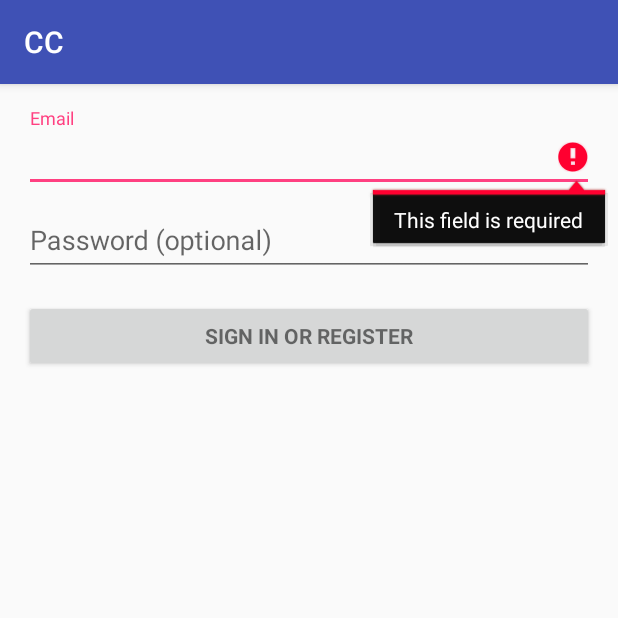
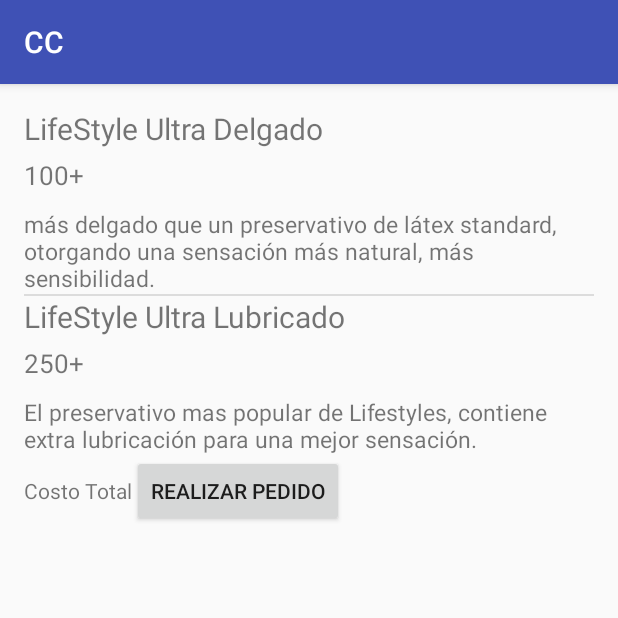
Before and after one commit to nikopain/condoneschile, an Android app: the screen it shows after launch (LoginActivity before the commit, CarritoActivity after it), after a tap on "SIGN IN OR REGISTER", on a phone screen of 412 x 824 dp, the top half of it. Run offline under Robolectric (Android 15) with nearby library versions, the phone set to English and light mode, and no system bars; 2 statements that could not run were skipped.

Commit message:
Implemented List View Carrito

```diff
--- a/app/build.gradle
+++ b/app/build.gradle
@@ -2,7 +2,7 @@
 
 android {
     compileSdkVersion 23
-    buildToolsVersion "24.0.0 rc2"
+    buildToolsVersion "23.0.1"
 
     defaultConfig {
         applicationId "usm.cc"
--- a/app/src/main/AndroidManifest.xml
+++ b/app/src/main/AndroidManifest.xml
@@ -22,6 +22,9 @@
                 <category android:name="android.intent.category.LAUNCHER" />
             </intent-filter>
         </activity>
+        <activity android:name=".CarritoActivity" />
+        <activity android:name=".ListaProductoActivity" />
+        <activity android:name=".ConfiguracionActivity"></activity>
     </application>
 
 </manifest>
--- /dev/null
+++ b/app/src/main/java/usm/cc/Adapters/CondomListAdapter.java
@@ -0,0 +1,48 @@
+package usm.cc.Adapters;
+
+import android.content.Context;
+import android.view.LayoutInflater;
+import android.view.View;
+import android.view.ViewGroup;
+import android.widget.ArrayAdapter;
+import android.widget.TextView;
+
+import usm.cc.Model.Condom;
+import usm.cc.R;
+
+/**
+ * Created by niko on 12/04/2016.
+ */
+public class CondomListAdapter extends ArrayAdapter<Condom> {
+    private final Context context;
+    private final Condom[] condoms;
+
+    public CondomListAdapter(Context context, Condom[] condoms) {
+        super(context, -1, condoms);
+        this.context=context;
+        this.condoms=condoms;
+    }
+
+    @Override
+    public View getView(int position, View convertView, ViewGroup parent) {
+
+        LayoutInflater inflater = (LayoutInflater) context
+                .getSystemService(Context.LAYOUT_INFLATER_SERVICE);
+
+        View rowView = inflater.inflate(R.layout.row_condom_carrito, parent, false);
+
+        TextView nameTextView = (TextView) rowView.findViewById(R.id.textViewRowName);
+        TextView descriptionTextView = (TextView) rowView.findViewById(R.id.textViewRowDescriptionn);
+        TextView stockTextView = (TextView) rowView.findViewById(R.id.textViewRowStock);
+        //El costo debe estar en la lista de productos
+      //  TextView costTextView = (TextView) rowView.findViewById(R.id.textViewDescripcionCurso);
+
+        nameTextView.setText(condoms[position].getName());
+        descriptionTextView.setText(condoms[position].getDescription());
+        stockTextView.setText(condoms[position].getStock());
+      //  costTextView.setText(condoms[position].getCost());
+
+
+        return rowView;
+    }
+}
--- /dev/null
+++ b/app/src/main/java/usm/cc/CarritoActivity.java
@@ -0,0 +1,64 @@
+package usm.cc;
+
+import android.support.v7.app.AppCompatActivity;
+import android.os.Bundle;
+import android.view.View;
+import android.widget.AdapterView;
+import android.widget.ListView;
+
+import java.util.ArrayList;
+
+import usm.cc.Adapters.CondomListAdapter;
+import usm.cc.Model.Condom;
+
+public class CarritoActivity extends AppCompatActivity {
+
+    ArrayList<Condom> listaProductos = new ArrayList<Condom>();
+
+
+    @Override
+    protected void onCreate(Bundle savedInstanceState) {
+        super.onCreate(savedInstanceState);
+        setContentView(R.layout.activity_carrito);
+        getCondoms();
+        setListCondoms();
+
+    }
+
+    private void getCondoms() {
+
+        Condom condom = new Condom();
+
+        condom.setName("LifeStyle Ultra Delgado");
+
+        condom.setStock("100+");
+
+        condom.setDescription("más delgado que un preservativo de látex standard, otorgando una sensación más natural, más sensibilidad.");
+
+        listaProductos.add(condom);
+
+        condom = new Condom();
+
+        condom.setName("LifeStyle Ultra Lubricado");
+
+        condom.setStock("250+");
+
+        condom.setDescription("El preservativo mas popular de Lifestyles, contiene extra lubricación para una mejor sensación.");
+
+        listaProductos.add(condom);
+    }
+
+    public void setListCondoms(){
+
+        ListView listViewRamos = (ListView) findViewById(R.id.listViewCondoms);
+        Condom[] condomsArray = listaProductos.toArray(new Condom[0]);
+
+        listViewRamos.setAdapter(new CondomListAdapter(this, condomsArray));
+
+        listViewRamos.setOnItemClickListener(new AdapterView.OnItemClickListener() {
+            @Override
+            public void onItemClick(AdapterView<?> adapterView, View view, int i, long l) {
+            }
+        });
+    }
+}
--- /dev/null
+++ b/app/src/main/java/usm/cc/ConfiguracionActivity.java
@@ -0,0 +1,13 @@
+package usm.cc;
+
+import android.support.v7.app.AppCompatActivity;
+import android.os.Bundle;
+
+public class ConfiguracionActivity extends AppCompatActivity {
+
+    @Override
+    protected void onCreate(Bundle savedInstanceState) {
+        super.onCreate(savedInstanceState);
+        setContentView(R.layout.activity_configuracion);
+    }
+}
--- /dev/null
+++ b/app/src/main/java/usm/cc/ListaProductoActivity.java
@@ -0,0 +1,13 @@
+package usm.cc;
+
+import android.support.v7.app.AppCompatActivity;
+import android.os.Bundle;
+
+public class ListaProductoActivity extends AppCompatActivity {
+
+    @Override
+    protected void onCreate(Bundle savedInstanceState) {
+        super.onCreate(savedInstanceState);
+        setContentView(R.layout.activity_lista_producto);
+    }
+}
--- a/app/src/main/java/usm/cc/LoginActivity.java
+++ b/app/src/main/java/usm/cc/LoginActivity.java
@@ -3,6 +3,7 @@
 import android.animation.Animator;
 import android.animation.AnimatorListenerAdapter;
 import android.annotation.TargetApi;
+import android.content.Intent;
 import android.content.pm.PackageManager;
 import android.support.annotation.NonNull;
 import android.support.design.widget.Snackbar;
@@ -86,7 +87,10 @@
         mEmailSignInButton.setOnClickListener(new OnClickListener() {
             @Override
             public void onClick(View view) {
-                attemptLogin();
+                //attemptLogin();
+                Intent i = new Intent(LoginActivity.this, CarritoActivity.class);
+                startActivity(i);
+
             }
         });
 
--- /dev/null
+++ b/app/src/main/java/usm/cc/Model/Condom.java
@@ -0,0 +1,44 @@
+package usm.cc.Model;
+
+/**
+ * Created by niko on 12/04/2016.
+ */
+public class Condom {
+
+    public String name;
+    public String stock;
+    public String description;
+    public String cost;
+
+    public String getStock() {
+        return stock;
+    }
+
+    public void setStock(String stock) {
+        this.stock = stock;
+    }
+
+    public String getName() {
+        return name;
+    }
+
+    public void setName(String name) {
+        this.name = name;
+    }
+
+    public String getCost() {
+        return cost;
+    }
+
+    public void setCost(String cost) {
+        this.cost = cost;
+    }
+
+    public String getDescription() {
+        return description;
+    }
+
+    public void setDescription(String description) {
+        this.description = description;
+    }
+}
--- /dev/null
+++ b/app/src/main/res/layout/activity_carrito.xml
@@ -0,0 +1,46 @@
+<?xml version="1.0" encoding="utf-8"?>
+<RelativeLayout xmlns:android="http://schemas.android.com/apk/res/android"
+    xmlns:tools="http://schemas.android.com/tools"
+    android:layout_width="match_parent"
+    android:layout_height="match_parent"
+    android:paddingBottom="@dimen/activity_vertical_margin"
+    android:paddingLeft="@dimen/activity_horizontal_margin"
+    android:paddingRight="@dimen/activity_horizontal_margin"
+    android:paddingTop="@dimen/activity_vertical_margin"
+    tools:context="usm.cc.CarritoActivity">
+
+    <LinearLayout
+        android:orientation="vertical"
+        android:layout_width="match_parent"
+        android:layout_height="wrap_content">
+
+        <ListView
+            android:layout_width="wrap_content"
+            android:layout_height="wrap_content"
+            android:id="@+id/listViewCondoms"
+            android:layout_alignParentTop="true"
+            android:layout_alignParentLeft="true"
+            android:layout_alignParentStart="true" />
+
+        <LinearLayout
+            android:orientation="horizontal"
+            android:layout_width="match_parent"
+            android:layout_height="wrap_content">
+
+            <TextView
+                android:layout_width="wrap_content"
+                android:layout_height="wrap_content"
+                android:textAppearance="?android:attr/textAppearanceSmall"
+                android:text="Costo Total"
+                android:id="@+id/textView" />
+
+            <Button
+                android:layout_width="wrap_content"
+                android:layout_height="wrap_content"
+                android:text="Realizar pedido"
+                android:id="@+id/button" />
+        </LinearLayout>
+
+    </LinearLayout>
+
+</RelativeLayout>
--- /dev/null
+++ b/app/src/main/res/layout/activity_configuracion.xml
@@ -0,0 +1,12 @@
+<?xml version="1.0" encoding="utf-8"?>
+<RelativeLayout xmlns:android="http://schemas.android.com/apk/res/android"
+    xmlns:tools="http://schemas.android.com/tools"
+    android:layout_width="match_parent"
+    android:layout_height="match_parent"
+    android:paddingBottom="@dimen/activity_vertical_margin"
+    android:paddingLeft="@dimen/activity_horizontal_margin"
+    android:paddingRight="@dimen/activity_horizontal_margin"
+    android:paddingTop="@dimen/activity_vertical_margin"
+    tools:context="usm.cc.ConfiguracionActivity">
+
+</RelativeLayout>
--- /dev/null
+++ b/app/src/main/res/layout/activity_lista_producto.xml
@@ -0,0 +1,12 @@
+<?xml version="1.0" encoding="utf-8"?>
+<RelativeLayout xmlns:android="http://schemas.android.com/apk/res/android"
+    xmlns:tools="http://schemas.android.com/tools"
+    android:layout_width="match_parent"
+    android:layout_height="match_parent"
+    android:paddingBottom="@dimen/activity_vertical_margin"
+    android:paddingLeft="@dimen/activity_horizontal_margin"
+    android:paddingRight="@dimen/activity_horizontal_margin"
+    android:paddingTop="@dimen/activity_vertical_margin"
+    tools:context="usm.cc.ListaProductoActivity">
+
+</RelativeLayout>
--- /dev/null
+++ b/app/src/main/res/layout/row_condom_carrito.xml
@@ -0,0 +1,37 @@
+<?xml version="1.0" encoding="utf-8"?>
+<LinearLayout xmlns:android="http://schemas.android.com/apk/res/android"
+    xmlns:tools="http://schemas.android.com/tools"
+    android:orientation="vertical"
+    android:layout_width="match_parent"
+    android:layout_height="match_parent">
+
+    <LinearLayout
+        android:layout_width="wrap_content"
+        android:layout_height="wrap_content"
+        android:orientation="vertical">
+
+        <TextView
+            android:id="@+id/textViewRowName"
+            android:layout_width="wrap_content"
+            android:layout_height="wrap_content"
+            android:textSize="20sp"
+            tools:text="LifeStyles Ultra Delgado" />
+
+        <TextView
+            android:layout_marginTop="5dp"
+            android:id="@+id/textViewRowStock"
+            android:layout_width="wrap_content"
+            android:layout_height="wrap_content"
+            android:textSize="17sp"
+            tools:text="100+"/>
+
+        <TextView
+            android:layout_marginTop="10dp"
+            android:id="@+id/textViewRowDescriptionn"
+            android:layout_width="wrap_content"
+            android:layout_height="wrap_content"
+            android:textSize="15sp"
+            tools:text="más delgado que un preservativo de látex standard, otorgando una sensación más natural, más sensibilidad."/>
+
+    </LinearLayout>
+</LinearLayout>
--- /dev/null
+++ b/app/src/main/res/values-w820dp/dimens.xml
@@ -0,0 +1,6 @@
+<resources>
+    <!-- Example customization of dimensions originally defined in res/values/dimens.xml
+         (such as screen margins) for screens with more than 820dp of available width. This
+         would include 7" and 10" devices in landscape (~960dp and ~1280dp respectively). -->
+    <dimen name="activity_horizontal_margin">64dp</dimen>
+</resources>
```
Also changed, not shown: 1 other file.
